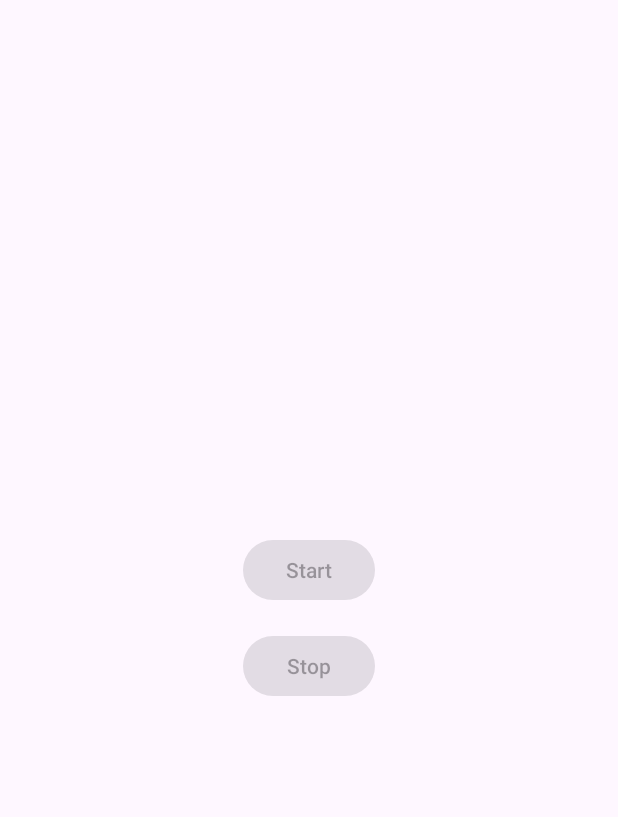
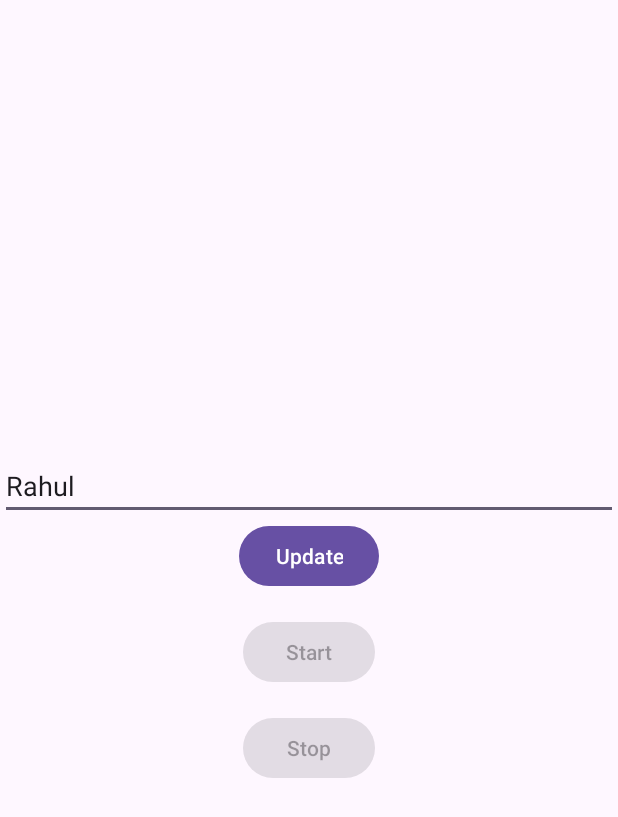
Before and after one commit to AbhishekGayari/voiceControl, an Android app: the screen it shows after launch (MainActivity), on a phone screen of 412 x 824 dp. Shown: the top 817 px of the screen. Run offline under Robolectric (Android 15) with nearby library versions, the phone set to English and light mode, and no system bars.

```diff
--- a/app/src/main/java/com/xforia/voicecontrol/MainActivity.kt
+++ b/app/src/main/java/com/xforia/voicecontrol/MainActivity.kt
@@ -1,12 +1,15 @@
 package com.xforia.voicecontrol
 
+import android.content.Context
 import android.content.Intent
+import android.content.SharedPreferences
 import android.content.pm.PackageManager
 import android.net.Uri
 import android.os.Bundle
 import android.provider.Settings
 import android.util.Log
 import android.widget.Button
+import android.widget.EditText
 import androidx.activity.enableEdgeToEdge
 import androidx.activity.result.contract.ActivityResultContracts
 import androidx.appcompat.app.AppCompatActivity
@@ -19,6 +22,9 @@ class MainActivity : AppCompatActivity() {
     private val REQUEST_CODE = 1001
     private lateinit var startBtn: Button
     private lateinit var stopBtn: Button
+    private lateinit var btnUpdate: Button
+    private lateinit var etPreferenceText: EditText
+    private lateinit var sharedPrefs: SharedPreferences
     override fun onCreate(savedInstanceState: Bundle?) {
         super.onCreate(savedInstanceState)
         enableEdgeToEdge()
@@ -31,10 +37,19 @@ class MainActivity : AppCompatActivity() {
 
         startBtn = findViewById(R.id.btnStart)
         stopBtn = findViewById(R.id.btnStop)
-
+        etPreferenceText = findViewById(R.id.etPreferenceText)
+        btnUpdate = findViewById(R.id.btnUpdate)
+        sharedPrefs = getSharedPreferences("app_prefs", Context.MODE_PRIVATE)
+        etPreferenceText.setText(getStoredPreference())
         startBtn.setOnClickListener {
             Log.e("VoiceService", "Starting Service")
             ContextCompat.startForegroundService(this, Intent(this, VoiceService::class.java))
+        }
+        btnUpdate.setOnClickListener {
+            val inputText = etPreferenceText.text.toString().trim()
+            if (inputText.isNotEmpty()) {
+                storePreference(inputText)
+            }
         }
 
         stopBtn.setOnClickListener {
@@ -43,6 +58,18 @@ class MainActivity : AppCompatActivity() {
         }
 
         checkPermissions()
+    }
+    private fun storePreference(value: String) {
+        sharedPrefs.edit().putString("preference_key", value).apply()
+    }
+
+    private fun getStoredPreference(): String {
+        var nameS = sharedPrefs.getString("preference_key", "") ?: ""
+        if(nameS.isEmpty()){
+            nameS = "Rahul"
+            storePreference(nameS)
+        }
+        return nameS
     }
     private fun checkPermissions() {
         val permissions = arrayOf(
--- a/app/src/main/res/layout/activity_main.xml
+++ b/app/src/main/res/layout/activity_main.xml
@@ -7,6 +7,22 @@
     android:padding="24dp"
     android:layout_width="match_parent"
     android:layout_height="match_parent">
+    <EditText
+        android:id="@+id/etPreferenceText"
+        android:layout_width="match_parent"
+        android:layout_height="wrap_content"
+        android:hint="Enter text"
+        android:inputType="text"/>
+
+    <Button
+        android:id="@+id/btnUpdate"
+        android:layout_width="wrap_content"
+        android:layout_height="wrap_content"
+        android:text="Update"/>
+
+    <Space
+        android:layout_width="0dp"
+        android:layout_height="16dp" />
 
     <Button
         android:id="@+id/btnStart"
```
Also changed, not shown: app/src/main/AndroidManifest.xml (+8 -0 lines), app/src/main/java/com/xforia/voicecontrol/TransientActivity.kt (added, +71 -0 lines), app/src/main/java/com/xforia/voicecontrol/VoiceService.kt (+51 -12 lines), app/src/main/res/layout/activity_overlay.xml (added, +41 -0 lines), app/src/main/res/drawable/sand_clock.png (added).
